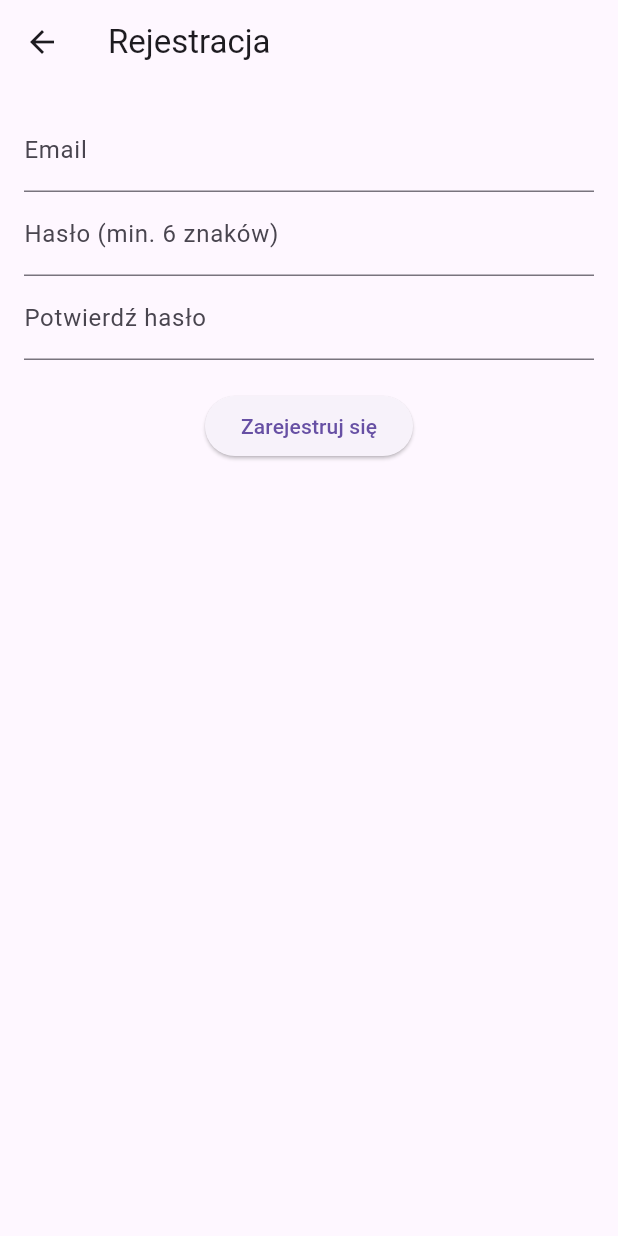
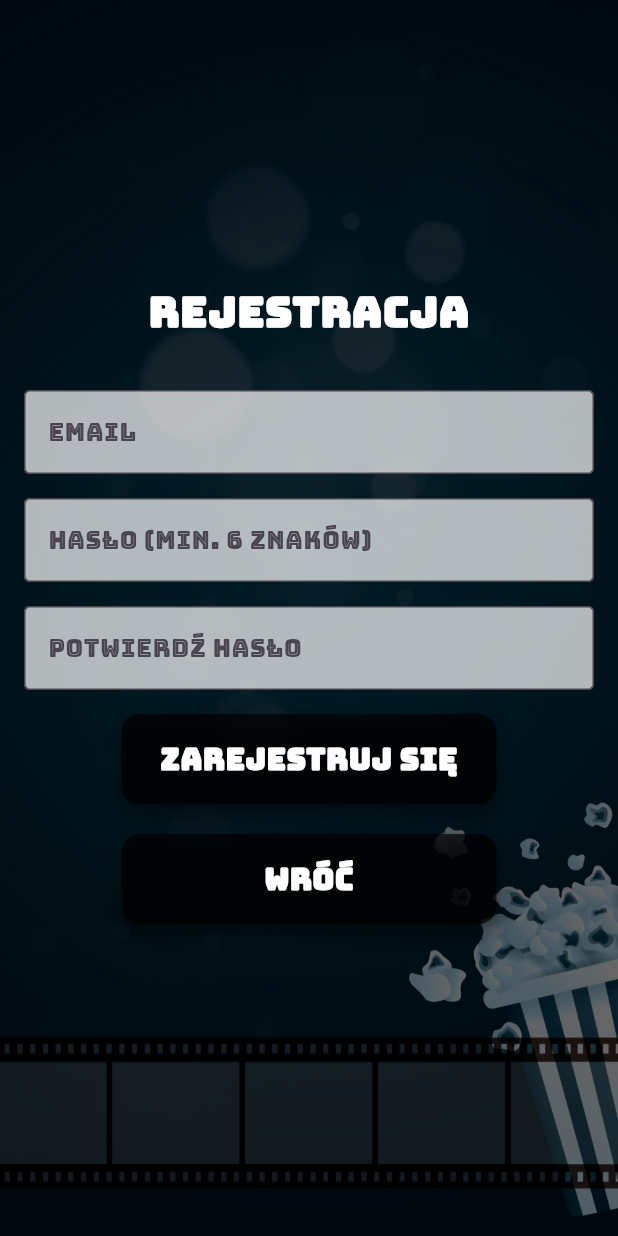
Before and after one commit to szponius/movies, a Flutter app: the RegisterScreen screen opened by its route, on a phone screen of 412 x 824 dp. Run offline on Flutter 3.47's test engine with Material 3 defaults, Android fonts, the phone set to English and light mode, and no system bars; our stand-ins replace firebase_auth, firebase_core; accounts and stored records are empty.

Commit message:
poprawki w main

```diff
--- a/lib/main.dart
+++ b/lib/main.dart
@@ -36,6 +36,7 @@ class MyApp extends StatelessWidget {
         theme: ThemeData(
           primarySwatch: Colors.blue,
           visualDensity: VisualDensity.adaptivePlatformDensity,
+          fontFamily: 'moviesfont'
         ),
         initialRoute: '/',
         routes: {
--- a/lib/register_screen.dart
+++ b/lib/register_screen.dart
@@ -34,7 +34,6 @@ class _RegisterScreenState extends State<RegisterScreen> {
       );
 
       debugPrint('Utworzono użytkownika: ${credential.user?.email}');
-
       if (!mounted) return;
       Navigator.pop(context);
     } on FirebaseAuthException catch (e) {
@@ -61,54 +60,121 @@ class _RegisterScreenState extends State<RegisterScreen> {
     super.dispose();
   }
 
+  Widget stylizedButton(String text, VoidCallback onPressed) {
+    return GestureDetector(
+      onTap: onPressed,
+      child: Container(
+        width: 250,
+        height: 60,
+        margin: const EdgeInsets.only(bottom: 20),
+        decoration: BoxDecoration(
+          color: Colors.black.withOpacity(0.7),
+          borderRadius: BorderRadius.circular(12),
+          boxShadow: [
+            BoxShadow(
+              color: Colors.black.withOpacity(0.5),
+              blurRadius: 10,
+              offset: const Offset(0, 5),
+            ),
+          ],
+        ),
+        child: Center(
+          child: Text(
+            text,
+            style: const TextStyle(
+              fontSize: 20,
+              fontWeight: FontWeight.bold,
+              color: Colors.white,
+              // fontFamily dziedziczony z ThemeData
+            ),
+          ),
+        ),
+      ),
+    );
+  }
+
   @override
   Widget build(BuildContext context) {
     return Scaffold(
-      appBar: AppBar(title: const Text('Rejestracja')),
-      body: Padding(
+      body: Stack(
+        fit: StackFit.expand,
+        children: [
+          Image.asset(
+            'assets/background.jpg',
+            fit: BoxFit.cover,
+          ),
+          Container(
+            color: Colors.black.withOpacity(0.6),
+          ),
+          Center(
+            child: SingleChildScrollView(
               padding: const EdgeInsets.all(16.0),
               child: Column(
                 children: [
+                  const Text(
+                    'Rejestracja',
+                    style: TextStyle(
+                      fontSize: 28,
+                      fontWeight: FontWeight.bold,
+                      color: Colors.white,
+                    ),
+                  ),
+                  const SizedBox(height: 32),
                   TextField(
                     controller: _emailController,
                     decoration: const InputDecoration(
                       labelText: 'Email',
                       hintText: 'wpisz@email.com',
+                      border: OutlineInputBorder(),
+                      filled: true,
+                      fillColor: Colors.white70,
                     ),
                     keyboardType: TextInputType.emailAddress,
                   ),
+                  const SizedBox(height: 16),
                   TextField(
                     controller: _passwordController,
                     decoration: const InputDecoration(
                       labelText: 'Hasło (min. 6 znaków)',
+                      border: OutlineInputBorder(),
+                      filled: true,
+                      fillColor: Colors.white70,
                     ),
                     obscureText: true,
                   ),
+                  const SizedBox(height: 16),
                   TextField(
                     controller: _confirmPasswordController,
                     decoration: const InputDecoration(
                       labelText: 'Potwierdź hasło',
+                      border: OutlineInputBorder(),
+                      filled: true,
+                      fillColor: Colors.white70,
                     ),
                     obscureText: true,
                   ),
+                  const SizedBox(height: 16),
                   if (_errorMessage != null)
                     Padding(
-                padding: const EdgeInsets.only(top: 16.0),
+                      padding: const EdgeInsets.only(bottom: 12.0),
                       child: Text(
                         _errorMessage!,
-                  style: TextStyle(color: Colors.red),
+                        style: const TextStyle(color: Colors.red),
                       ),
                     ),
-            const SizedBox(height: 20),
-            ElevatedButton(
-              onPressed: _isLoading ? null : _register,
-              child: _isLoading
-                  ? const CircularProgressIndicator()
-                  : const Text('Zarejestruj się'),
+                  _isLoading
+                      ? const CircularProgressIndicator(color: Colors.white)
+                      : stylizedButton('Zarejestruj się', _register),
+                  stylizedButton(
+                    'Wróć',
+                        () => Navigator.pop(context),
                   ),
                 ],
               ),
             ),
+          ),
+        ],
+      ),
     );
   }
 }
```
Also changed, not shown: lib/login_screen.dart (+67 -15 lines). Lines whose indentation alone changed are shown as unchanged.
